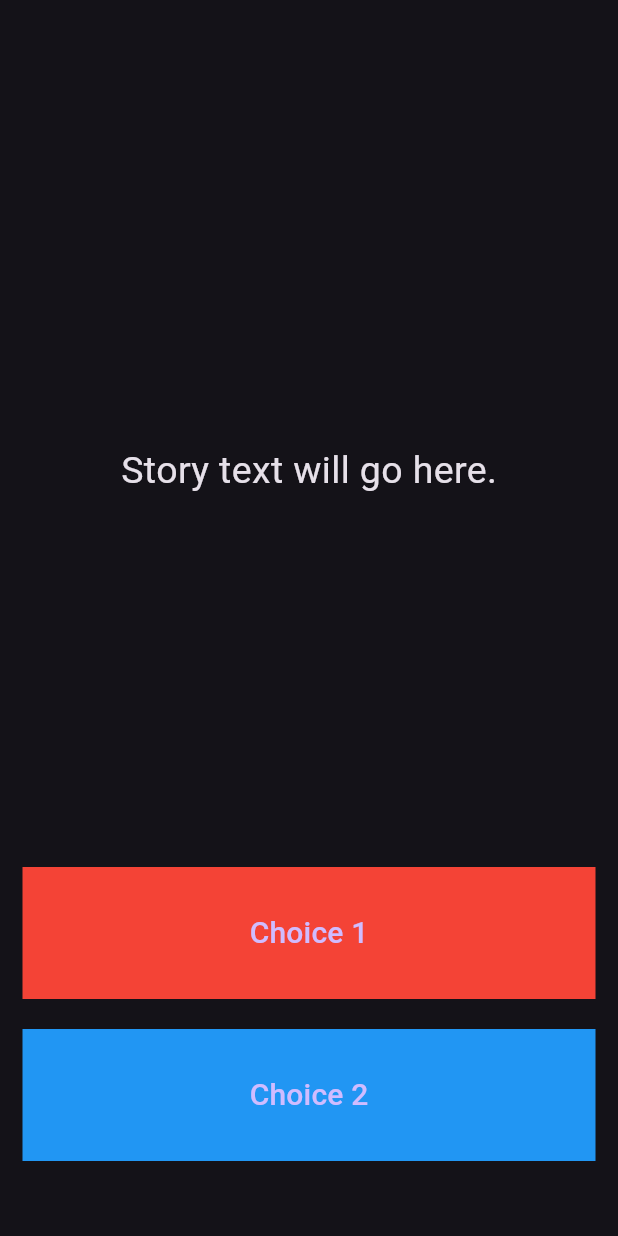
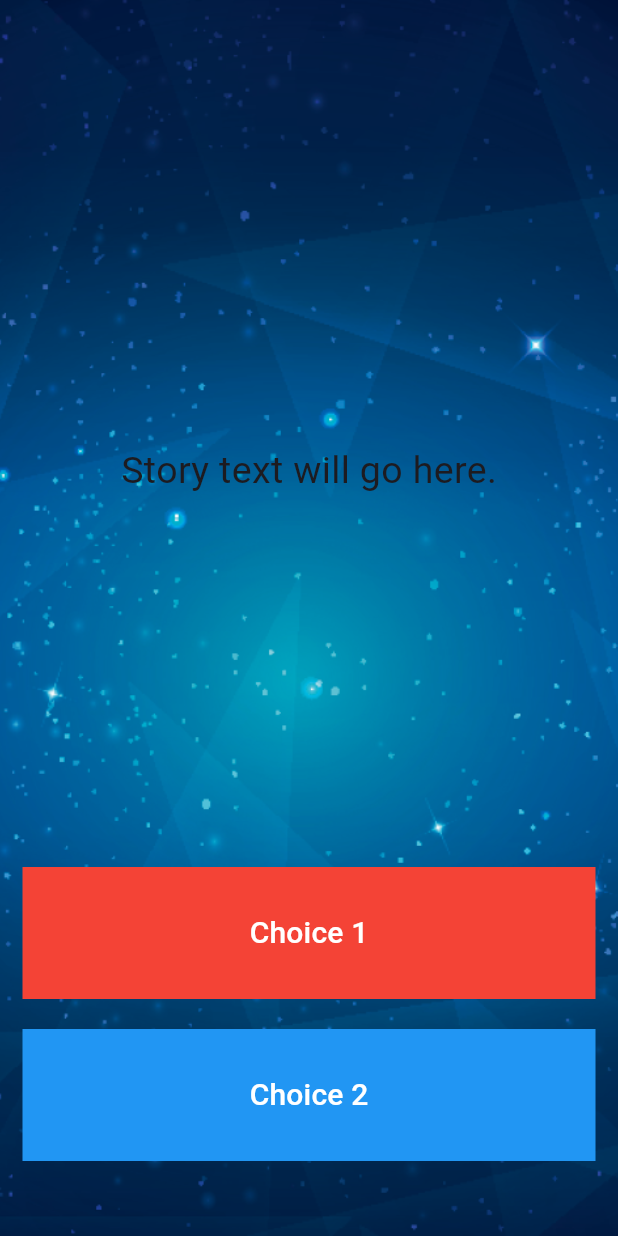
Before and after one commit to mohbscode/destini-flutter, a Flutter app: the screen it shows after launch, on a phone screen of 412 x 824 dp. Run offline on Flutter 3.47's test engine with Material 3 defaults, Android fonts, the phone set to English and light mode, and no system bars.

```diff
--- a/lib/main.dart
+++ b/lib/main.dart
@@ -9,8 +9,7 @@ class Destini extends StatelessWidget {
 
   @override
   Widget build(BuildContext context) {
-    return MaterialApp(
-      theme: ThemeData.dark(),
+    return const MaterialApp(
       home: StoryPage(),
     );
   }
@@ -31,6 +30,12 @@ class _StoryPageState extends State<StoryPage> {
     return Scaffold(
       body: Container(
         //TODO: Step 1 - Add background.png to this Container as a background image.
+        decoration: const BoxDecoration(
+          image: DecorationImage(
+            image: AssetImage("images/background.png"),
+            fit: BoxFit.cover,
+          ),
+        ),
         padding: const EdgeInsets.symmetric(vertical: 50.0, horizontal: 15.0),
         constraints: const BoxConstraints.expand(),
         child: SafeArea(
@@ -69,6 +74,7 @@ class _StoryPageState extends State<StoryPage> {
                     'Choice 1',
                     style: TextStyle(
                       fontSize: 20.0,
+                      color: Colors.white,
                     ),
                   ),
                 ),
@@ -98,6 +104,7 @@ class _StoryPageState extends State<StoryPage> {
                     'Choice 2',
                     style: TextStyle(
                       fontSize: 20.0,
+                      color: Colors.white,
                     ),
                   ),
                 ),
```
